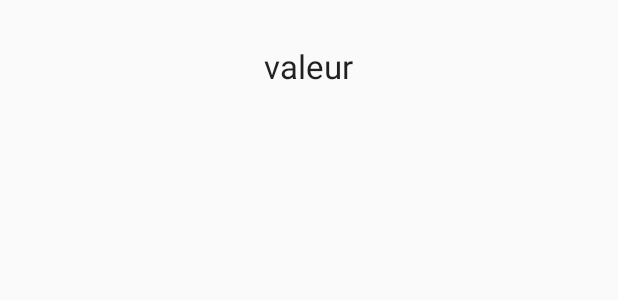
After one commit to BlitzBanana/LazyWell, an Android app: the layout dialog_rate_item.xml on its own in the app's theme, with its tools: preview values and no code run, on a phone screen of 412 x 824 dp. The commit adds this screen. Shown: the top 300 px of the screen. Run offline under Robolectric (Android 15) with nearby library versions, the phone set to English and light mode, and no system bars.

Commit message:
note activity

```diff
--- /dev/null
+++ b/client_android/app/src/main/res/layout/dialog_rate_item.xml
@@ -0,0 +1,14 @@
+<?xml version="1.0" encoding="utf-8"?>
+<RelativeLayout xmlns:android="http://schemas.android.com/apk/res/android"
+    android:layout_width="match_parent" android:layout_height="match_parent">
+
+    <TextView
+        android:layout_width="wrap_content"
+        android:layout_height="wrap_content"
+        android:textAppearance="?android:attr/textAppearanceLarge"
+        android:text="valeur"
+        android:id="@+id/rate_view"
+        android:layout_alignParentTop="true"
+        android:layout_centerHorizontal="true"
+        android:layout_marginTop="29dp" />
+</RelativeLayout>
--- a/client_android/app/src/main/res/values/strings.xml
+++ b/client_android/app/src/main/res/values/strings.xml
@@ -21,4 +21,5 @@
     <string name="planning_creator_reset_message">Are you sure?</string>
     <string name="planning_creator_reset_positive">Confirm</string>
     <string name="planning_creator_reset_negative">Cancel</string>
+    <string name="dialog_rate_title">Rate show</string>
 </resources>
```
Also changed, not shown: client_android/app/src/main/java/com/lazywell/android/puydufou/adapters/DialogRateAdapter.java (added, +67 -0 lines), 1 other file.
